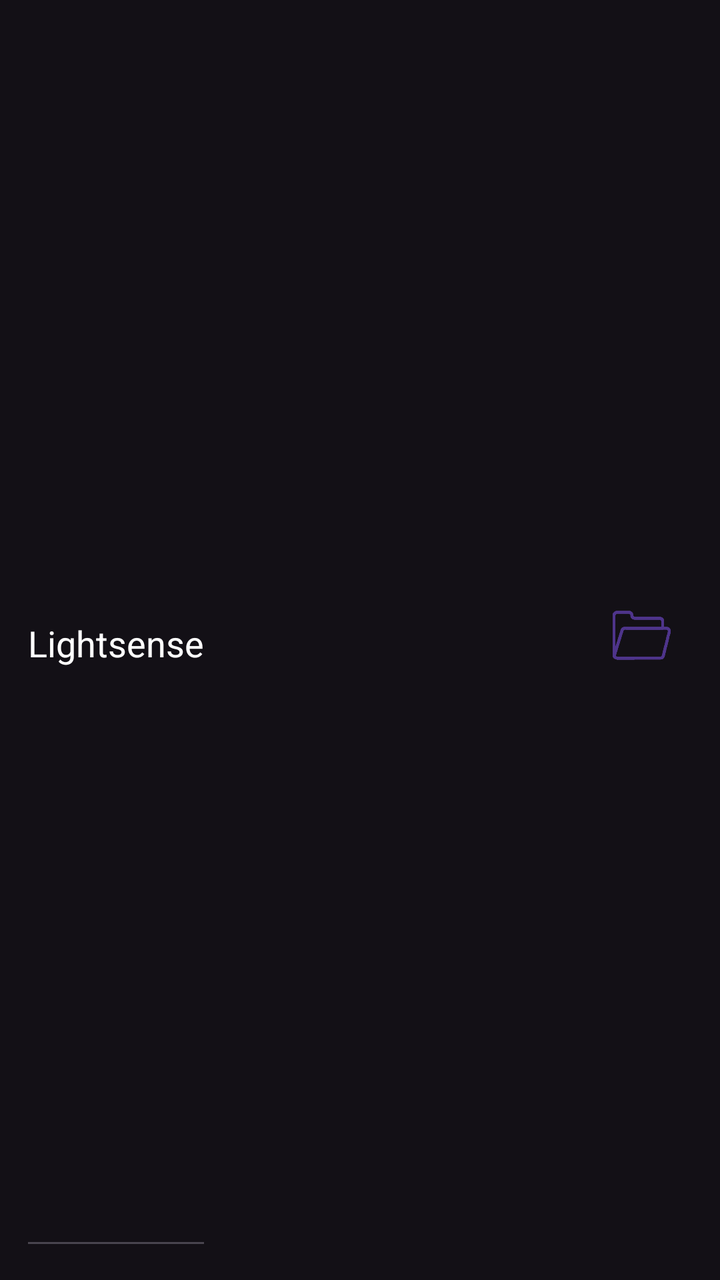
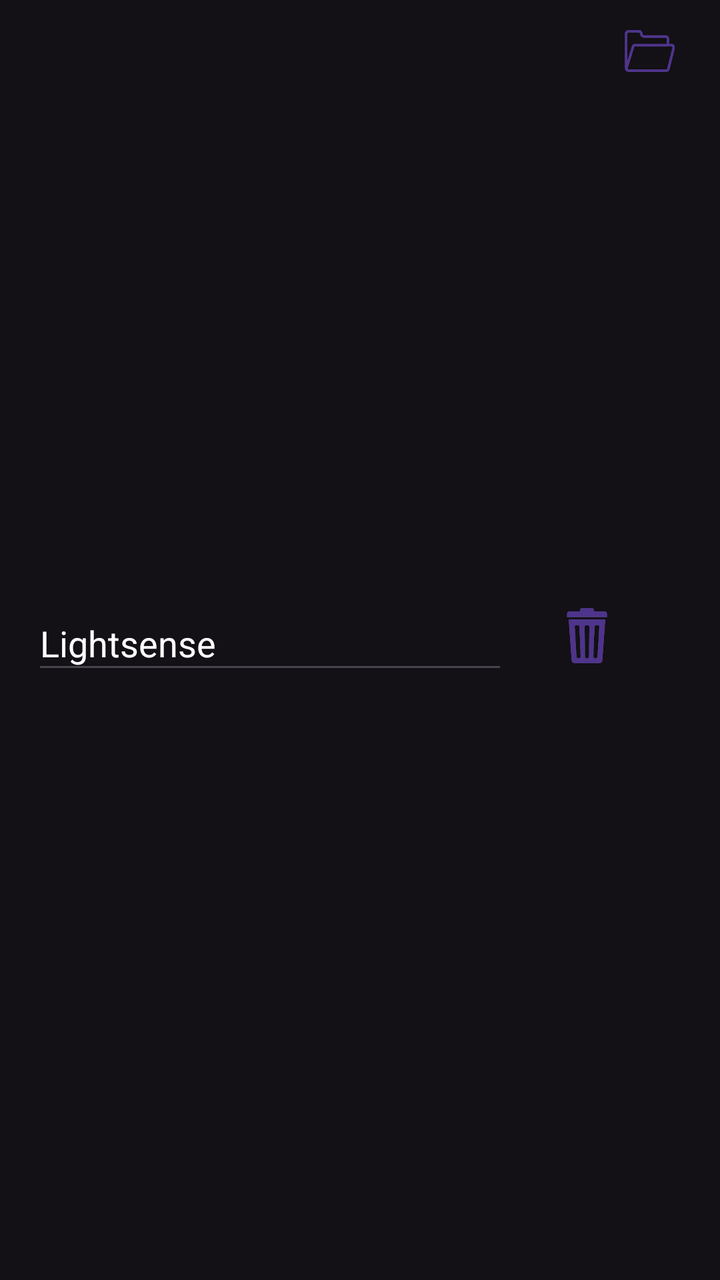

An Android layout rendered at two revisions. The XML below is the earlier revision; the diff shows what the commit changed to produce the second picture.
<!-- AndroidManifest.xml: application theme Theme.Lightsense2 -->
<!-- res/layout/template_log.xml -->
<?xml version="1.0" encoding="utf-8"?>
<androidx.constraintlayout.widget.ConstraintLayout xmlns:android="http://schemas.android.com/apk/res/android"
    xmlns:app="http://schemas.android.com/apk/res-auto"
    xmlns:tools="http://schemas.android.com/tools"
    android:layout_width="match_parent"
    android:layout_height="wrap_content"
    android:background="@color/backgroundDark">

    <EditText
        android:id="@+id/editText"
        android:layout_width="wrap_content"
        android:layout_height="match_parent"
        android:layout_margin="10dp"
        android:text="@string/app_name"
        android:textColor="#FFFFFF"
        app:layout_constraintBottom_toBottomOf="parent"
        app:layout_constraintStart_toStartOf="parent"
        app:layout_constraintTop_toTopOf="parent"
        app:layout_constraintVertical_bias="0.8">

    </EditText>

    <ImageButton
        android:id="@+id/imageButton"
        android:layout_width="64dp"
        android:layout_height="56dp"
        android:background="@color/backgroundDark"
        android:scaleType="centerCrop"
        app:layout_constraintBottom_toBottomOf="parent"
        app:layout_constraintEnd_toEndOf="parent"
        app:layout_constraintHorizontal_bias="0.96"
        app:layout_constraintStart_toEndOf="@+id/editText"
        app:layout_constraintTop_toTopOf="parent"
        app:srcCompat="@drawable/foldericon" />

</androidx.constraintlayout.widget.ConstraintLayout>
<!-- resources referenced by this layout -->
<resources>
  <color name="backgroundDark">#131016</color>
  <!-- drawable foldericon: png bitmap (drawable, 4750 bytes) -->
  <string name="app_name">Lightsense</string>
  <style name="Theme.Lightsense2" parent="Base.Theme.Lightsense2" />
  <style name="Base.Theme.Lightsense2" parent="Theme.Material3.DayNight.NoActionBar">
          
          
      </style>
</resources>

<!-- the commit's change to res/layout/template_log.xml (unified diff, before → after) -->
@@ -6,31 +6,44 @@
     android:layout_height="wrap_content"
     android:background="@color/backgroundDark">
 
+    <ImageButton
+        android:id="@+id/deletefile"
+        android:layout_width="63dp"
+        android:layout_height="41dp"
+        android:layout_marginStart="8dp"
+        android:background="@color/backgroundDark"
+        android:scaleType="centerCrop"
+        android:src="@drawable/trashicon"
+        app:layout_constraintBottom_toBottomOf="parent"
+        app:layout_constraintStart_toEndOf="@+id/filename"
+        app:layout_constraintTop_toTopOf="parent" />
+
+    <ImageButton
+        android:id="@+id/openfolder"
+        android:layout_width="79dp"
+        android:layout_height="55dp"
+        android:backgroundTint="@color/backgroundDark"
+        android:scaleType="centerCrop"
+        app:layout_constraintBottom_toBottomOf="parent"
+        app:layout_constraintEnd_toEndOf="parent"
+        app:layout_constraintHorizontal_bias="0.913"
+        app:layout_constraintStart_toEndOf="@+id/deletefile"
+        app:layout_constraintTop_toTopOf="parent"
+        app:layout_constraintVertical_bias="0.0"
+        app:srcCompat="@drawable/foldericon" />
+
     <EditText
-        android:id="@+id/editText"
-        android:layout_width="wrap_content"
-        android:layout_height="match_parent"
-        android:layout_margin="10dp"
+        android:id="@+id/filename"
+        android:layout_width="238dp"
+        android:layout_height="44dp"
+
+        android:layout_marginStart="16dp"
         android:text="@string/app_name"
         android:textColor="#FFFFFF"
         app:layout_constraintBottom_toBottomOf="parent"
         app:layout_constraintStart_toStartOf="parent"
-        app:layout_constraintTop_toTopOf="parent"
-        app:layout_constraintVertical_bias="0.8">
+        app:layout_constraintTop_toTopOf="parent">
 
     </EditText>
 
-    <ImageButton
-        android:id="@+id/imageButton"
-        android:layout_width="64dp"
-        android:layout_height="56dp"
-        android:background="@color/backgroundDark"
-        android:scaleType="centerCrop"
-        app:layout_constraintBottom_toBottomOf="parent"
-        app:layout_constraintEnd_toEndOf="parent"
-        app:layout_constraintHorizontal_bias="0.96"
-        app:layout_constraintStart_toEndOf="@+id/editText"
-        app:layout_constraintTop_toTopOf="parent"
-        app:srcCompat="@drawable/foldericon" />
-
 </androidx.constraintlayout.widget.ConstraintLayout>
<!-- resource entries referenced after the edit -->
@@ -2,6 +2,7 @@
 <resources>
   <color name="backgroundDark">#131016</color>
   <!-- drawable foldericon: png bitmap (drawable, 4750 bytes) -->
+  <!-- drawable trashicon: png bitmap (drawable, 8801 bytes) -->
   <string name="app_name">Lightsense</string>
   <style name="Theme.Lightsense2" parent="Base.Theme.Lightsense2" />
   <style name="Base.Theme.Lightsense2" parent="Theme.Material3.DayNight.NoActionBar">
